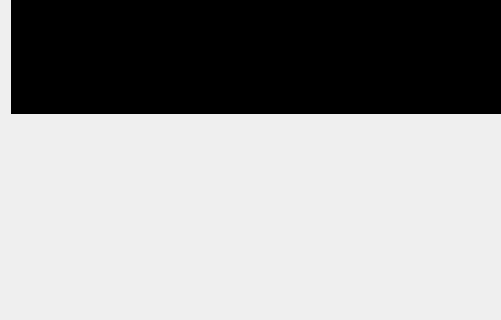
The window that codec-preview/codeccomparisonwindow.ui (pszopinski/codec-preview) describes before a commit, drawn with Qt 5; both pictures show x 0 to 501 and y 277 to 597 of the 1152 by 768 pixel window.
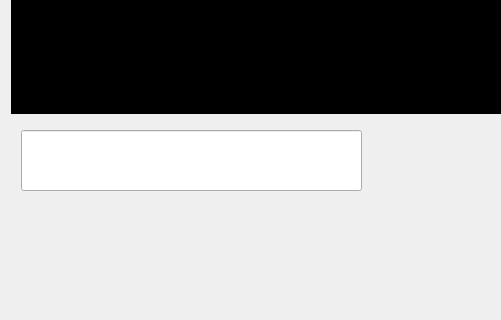
The same window after the commit. Custom widgets are drawn as their Qt base class.

Commit message: Added frame types displaying during playback

The edit to the form file:
```diff
--- a/codec-preview/codeccomparisonwindow.ui
+++ b/codec-preview/codeccomparisonwindow.ui
@@ -36,7 +36,18 @@
        </layout>
       </item>
       <item>
-       <widget class="QWidget" name="widget" native="true"/>
+       <widget class="QWidget" name="widget" native="true">
+        <widget class="QLineEdit" name="frameTypes">
+         <property name="geometry">
+          <rect>
+           <x>10</x>
+           <y>10</y>
+           <width>341</width>
+           <height>61</height>
+          </rect>
+         </property>
+        </widget>
+       </widget>
       </item>
      </layout>
     </item>
```
The commit also changes 2 other files.
